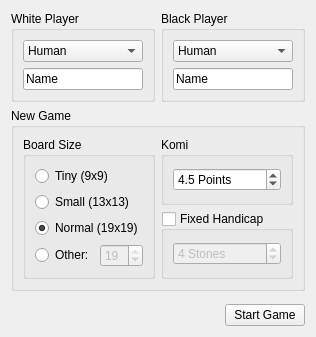
Qt form src/gui/widgets/setupwidget.ui (KDE/kigo) before a commit.
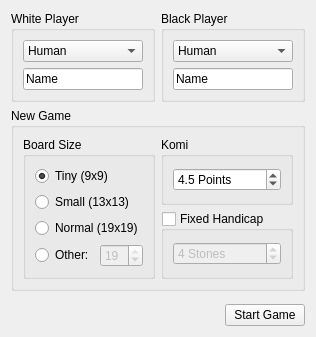
The same form after that commit. The open tabs and pages were chosen to show the change. Custom widgets are drawn as their Qt base class.

Commit message: Initially set board size to 9x9 and computer to weakest level for beginning players. Also fixed undo when the last move was made by the computer.

The edit to the form file:
```diff
--- a/src/gui/widgets/setupwidget.ui
+++ b/src/gui/widgets/setupwidget.ui
@@ -319,7 +319,7 @@
                    <string>Tiny (9x9)</string>
                   </property>
                   <property name="checked">
-                   <bool>false</bool>
+                   <bool>true</bool>
                   </property>
                  </widget>
                 </item>
@@ -336,7 +336,7 @@
                    <string>Normal (19x19)</string>
                   </property>
                   <property name="checked">
-                   <bool>true</bool>
+                   <bool>false</bool>
                   </property>
                  </widget>
                 </item>
```
Left out of the diff: 2 changed lines with no effect on the pictures. The commit also changes 2 other files.
